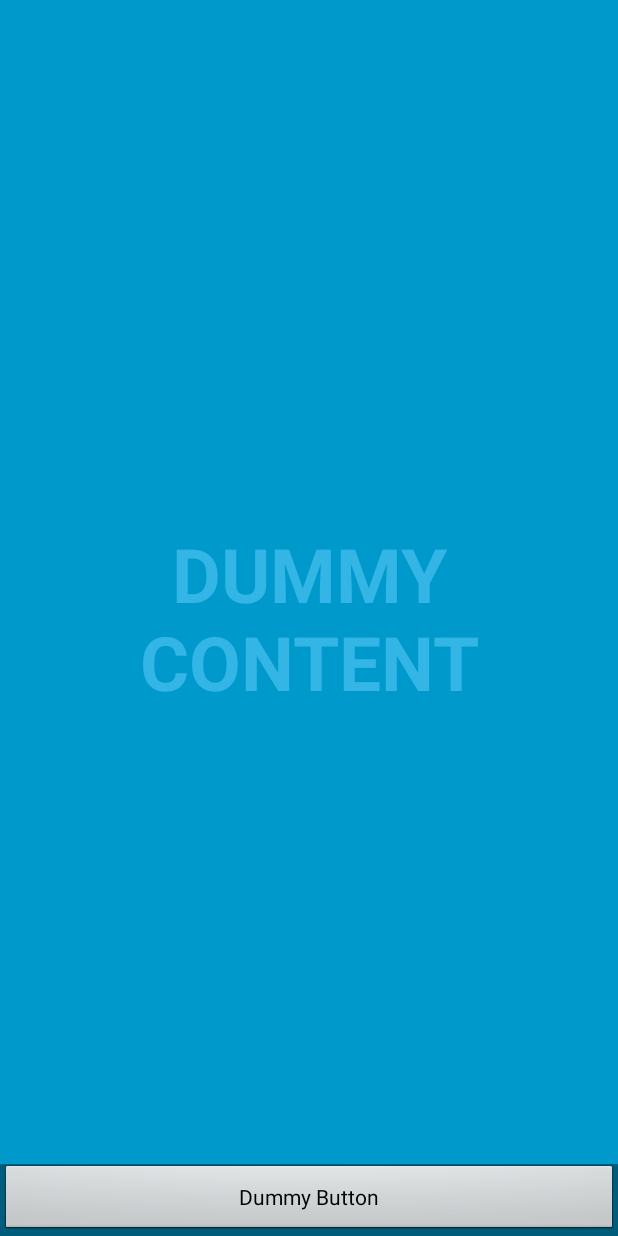
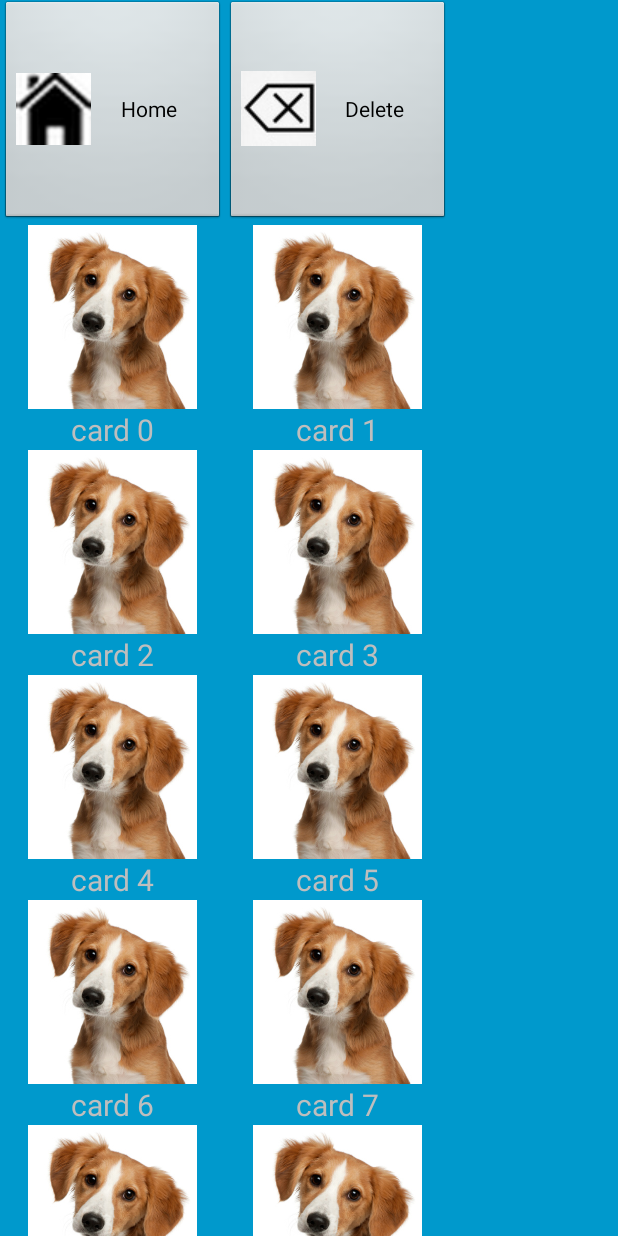
Before and after one commit to SpeakApp/SpeakApp-OLD-dont-download-this-shit, an Android app: the screen it shows after launch (Main), on a phone screen of 412 x 824 dp. Run offline under Robolectric (Android 15) with nearby library versions, the phone set to English and light mode, and no system bars.

Commit message:
Added basic GUI

```diff
--- /dev/null
+++ b/SpeakApp/SpeakApp/src/main/java/com/speakapp/app/BoardAdapter.java
@@ -0,0 +1,72 @@
+package com.speakapp.app;
+
+import android.content.Context;
+import android.view.LayoutInflater;
+import android.view.View;
+import android.view.ViewGroup;
+import android.widget.ArrayAdapter;
+import android.widget.TextView;
+
+import java.util.ArrayList;
+import java.util.Random;
+
+public class BoardAdapter extends ArrayAdapter<String> {
+
+    private Context m_context;
+    private ArrayList<String> m_cards;
+    private LayoutInflater m_layoutInflater;
+
+    public BoardAdapter(Context context, ArrayList<String> cards) {
+        super(context, R.layout.activity_main);
+        m_context = context;
+        m_cards = cards;
+        m_layoutInflater = LayoutInflater.from(context);
+    }
+
+    @Override
+    public int getCount() {
+        return m_cards.size();
+    }
+
+//    @Override
+//    public Object getItem(int position) {
+//        return m_cards.get(position);
+//    }
+//
+//    @Override
+//    public long getItemId(int i) {
+//        return 0;
+//    }
+
+    @Override
+    public View getView(int position, View cardView, ViewGroup parent) {
+        if(cardView == null) cardView = m_layoutInflater.inflate(R.layout.card_layout, null);
+       // ImageView cardImage = (ImageView) cardView.findViewById(R.id.cardImage);
+       // cardImage.setImageResource(R.drawable.ic_luncher);
+
+        TextView cardText = (TextView) cardView.findViewById(R.id.cardText);
+        cardText.setText(m_cards.get(position));
+
+        cardView.setOnClickListener(new View.OnClickListener() {
+            @Override
+            public void onClick(View view) {
+                switchBoard(randomCards());
+            }
+        });
+        return cardView;
+    }
+
+    public void switchBoard(ArrayList<String> newCards){
+        m_cards = newCards;
+        notifyDataSetChanged();
+    }
+
+    private ArrayList<String> randomCards() {
+        ArrayList<String> randomCards = new ArrayList<String>();
+        Random a = new Random();
+        for(int i = 0; i < a.nextInt(30)+1; i++) {
+            randomCards.add("card " + i);
+        }
+        return randomCards;
+    }
+}
--- a/SpeakApp/SpeakApp/src/main/java/com/speakapp/app/Main.java
+++ b/SpeakApp/SpeakApp/src/main/java/com/speakapp/app/Main.java
@@ -2,13 +2,34 @@ package com.speakapp.app;
 
 import android.app.Activity;
 import android.os.Bundle;
+import android.widget.GridView;
+
+import java.util.ArrayList;
 
 
 public class Main extends Activity {
 
+    private ArrayList<String> m_activeBoard;
+    private BoardAdapter m_boardAdapter;
+
     @Override
     protected void onCreate(Bundle savedInstanceState) {
         super.onCreate(savedInstanceState);
+        init();
         setContentView(R.layout.activity_main);
+        GridView gridview = (GridView) findViewById(R.id.gridView);
+        gridview.setAdapter(m_boardAdapter);
+    }
+
+    private void init() {
+        m_activeBoard = new ArrayList<String>();
+        fillDemoValues(); // temp
+        m_boardAdapter = new BoardAdapter(this, m_activeBoard);
+    }
+
+    private void fillDemoValues() {
+        for(int i = 0; i < 10; i++) {
+            m_activeBoard.add("card " + i);
+        }
     }
 }
--- a/SpeakApp/SpeakApp/src/main/res/layout/activity_main.xml
+++ b/SpeakApp/SpeakApp/src/main/res/layout/activity_main.xml
@@ -5,42 +5,50 @@
     android:background="#0099cc"
     tools:context="com.speakapp.app.Main">
 
-    <!-- The primary full-screen view. This can be replaced with whatever view
-         is needed to present your content, e.g. VideoView, SurfaceView,
-         TextureView, etc. -->
-    <TextView android:id="@+id/fullscreen_content"
-        android:layout_width="match_parent"
-        android:layout_height="match_parent"
-        android:keepScreenOn="true"
-        android:textColor="#33b5e5"
-        android:textStyle="bold"
-        android:textSize="50sp"
-        android:gravity="center"
-        android:text="@string/dummy_content" />
+    <RelativeLayout
+        android:layout_width="fill_parent"
+        android:layout_height="fill_parent">
 
-    <!-- This FrameLayout insets its children based on system windows using
-         android:fitsSystemWindows. -->
-    <FrameLayout android:layout_width="match_parent"
-        android:layout_height="match_parent"
-        android:fitsSystemWindows="true">
+        <LinearLayout
+            android:orientation="horizontal"
+            android:layout_width="fill_parent"
+            android:layout_height="150dp"
+            android:layout_gravity="top"
+            android:id="@+id/topLayout"
+            >
 
-        <LinearLayout android:id="@+id/fullscreen_content_controls"
-            style="?metaButtonBarStyle"
-            android:layout_width="match_parent"
-            android:layout_height="wrap_content"
-            android:layout_gravity="bottom|center_horizontal"
-            android:background="@color/black_overlay"
-            android:orientation="horizontal"
-            tools:ignore="UselessParent">
+            <Button
+                android:layout_width="150dp"
+                android:layout_height="match_parent"
+                android:text="@string/homeBtn"
+                android:id="@+id/homeBtn"
+                android:drawableStart="@drawable/home_button"
+                />
 
-            <Button android:id="@+id/dummy_button"
-                style="?metaButtonBarButtonStyle"
-                android:layout_width="0dp"
-                android:layout_height="wrap_content"
-                android:layout_weight="1"
-                android:text="@string/dummy_button" />
+            <Button
+                android:layout_width="150dp"
+                android:layout_height="match_parent"
+                android:text="@string/deleteBtn"
+                android:id="@+id/deleteBtn"
+                android:drawableStart="@drawable/delete_button"
+                />
+        </LinearLayout>
 
-        </LinearLayout>
-    </FrameLayout>
+        <GridView
+            android:layout_width="fill_parent"
+            android:layout_height="fill_parent"
+            android:layout_alignParentBottom="true"
+            android:id="@+id/gridView"
+            android:layout_below="@+id/topLayout"
+            android:numColumns="auto_fit"
+            android:columnWidth="150dp"
+            android:stretchMode="none"
+            android:gravity="center"
+            android:verticalSpacing="0dp"
+            android:horizontalSpacing="0dp"
+            android:padding="0dp"
+            android:listSelector="@android:color/transparent">
+         </GridView>
 
+    </RelativeLayout>
 </FrameLayout>
--- /dev/null
+++ b/SpeakApp/SpeakApp/src/main/res/layout/card_layout.xml
@@ -0,0 +1,37 @@
+<?xml version="1.0" encoding="utf-8"?>
+<LinearLayout  xmlns:android="http://schemas.android.com/apk/res/android"
+    android:layout_width="150dp"
+    android:layout_height="150dp"
+    android:layout_margin="0dp"
+    android:padding="0dp">
+    <RelativeLayout
+        android:layout_width="150dp"
+        android:layout_height="150dp"
+        android:layout_margin="0dp"
+        android:padding="0dp"
+        >
+
+        <ImageView
+            android:layout_width="fill_parent"
+            android:layout_height="fill_parent"
+            android:id="@+id/cardImage"
+            android:layout_gravity="center"
+            android:layout_alignParentTop="true"
+            android:layout_above="@+id/cardText"
+            android:src="@drawable/dog"
+            android:layout_margin="0dp"
+            android:padding="0dp"
+            />
+
+        <TextView
+            android:layout_width="wrap_content"
+            android:layout_height="wrap_content"
+            android:textSize="20sp"
+            android:id="@+id/cardText"
+            android:layout_gravity="center_horizontal"
+            android:layout_alignParentBottom="true"
+            android:layout_centerHorizontal="true"
+            android:layout_margin="0dp"
+            android:padding="0dp"/>
+    </RelativeLayout>
+</LinearLayout>
--- a/SpeakApp/SpeakApp/src/main/res/values-v11/styles.xml
+++ /dev/null
@@ -1,15 +0,0 @@
-<resources>
-
-    <style name="FullscreenTheme" parent="android:Theme.Holo">
-        <item name="android:actionBarStyle">@style/FullscreenActionBarStyle</item>
-        <item name="android:windowActionBarOverlay">true</item>
-        <item name="android:windowBackground">@null</item>
-        <item name="metaButtonBarStyle">?android:attr/buttonBarStyle</item>
-        <item name="metaButtonBarButtonStyle">?android:attr/buttonBarButtonStyle</item>
-    </style>
-
-    <style name="FullscreenActionBarStyle" parent="android:Widget.Holo.ActionBar">
-        <item name="android:background">@color/black_overlay</item>
-    </style>
-
-</resources>
--- a/SpeakApp/SpeakApp/src/main/res/values/attrs.xml
+++ b/SpeakApp/SpeakApp/src/main/res/values/attrs.xml
@@ -1,12 +1,3 @@
 <resources>
 
-    <!-- Declare custom theme attributes that allow changing which styles are
-         used for button bars depending on the API level.
-         ?android:attr/buttonBarStyle is new as of API 11 so this is
-         necessary to support previous API levels. -->
-    <declare-styleable name="ButtonBarContainerTheme">
-        <attr name="metaButtonBarStyle" format="reference" />
-        <attr name="metaButtonBarButtonStyle" format="reference" />
-    </declare-styleable>
-
 </resources>
--- a/SpeakApp/SpeakApp/src/main/res/values/colors.xml
+++ b/SpeakApp/SpeakApp/src/main/res/values/colors.xml
@@ -1,5 +1,3 @@
 <resources>
 
-    <color name="black_overlay">#66000000</color>
-
 </resources>
--- a/SpeakApp/SpeakApp/src/main/res/values/strings.xml
+++ b/SpeakApp/SpeakApp/src/main/res/values/strings.xml
@@ -2,7 +2,7 @@
 <resources>
 
     <string name="app_name">SpeakApp</string>
-    <string name="dummy_button">Dummy Button</string>
-    <string name="dummy_content">DUMMY\nCONTENT</string>
+    <string name="homeBtn">Home</string>
+    <string name="deleteBtn">Delete</string>
 
 </resources>
--- a/SpeakApp/SpeakApp/src/main/res/values/styles.xml
+++ b/SpeakApp/SpeakApp/src/main/res/values/styles.xml
@@ -6,21 +6,4 @@
         <!-- Customize your theme here. -->
     </style>
 
-    <style name="FullscreenTheme" parent="android:Theme.NoTitleBar">
-        <item name="android:windowContentOverlay">@null</item>
-        <item name="android:windowBackground">@null</item>
-        <item name="metaButtonBarStyle">@style/ButtonBar</item>
-        <item name="metaButtonBarButtonStyle">@style/ButtonBarButton</item>
-    </style>
-
-    <style name="ButtonBar">
-        <item name="android:paddingLeft">2dp</item>
-        <item name="android:paddingTop">5dp</item>
-        <item name="android:paddingRight">2dp</item>
-        <item name="android:paddingBottom">0dp</item>
-        <item name="android:background">@android:drawable/bottom_bar</item>
-    </style>
-
-    <style name="ButtonBarButton" />
-
 </resources>
```
Also changed, not shown: SpeakApp/SpeakApp/src/main/res/drawable-mdpi/delete_button.jpg (added), SpeakApp/SpeakApp/src/main/res/drawable-mdpi/dog.jpg (added), SpeakApp/SpeakApp/src/main/res/drawable-mdpi/home_button.png (added).
